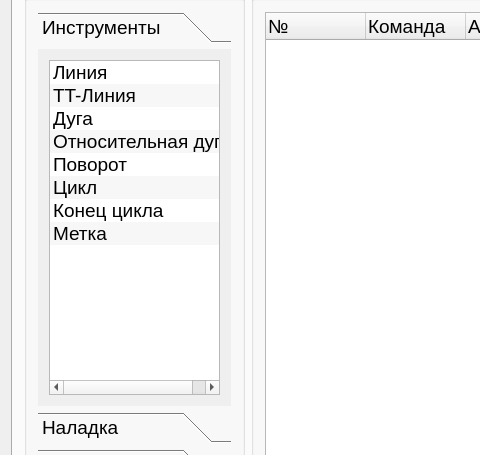
Qt form KAMEditor/gui/mainwindow.ui (Xtail96/SML) before a commit; both pictures show x 0 to 480 and y 188 to 643 of the 1393 by 728 pixel window.
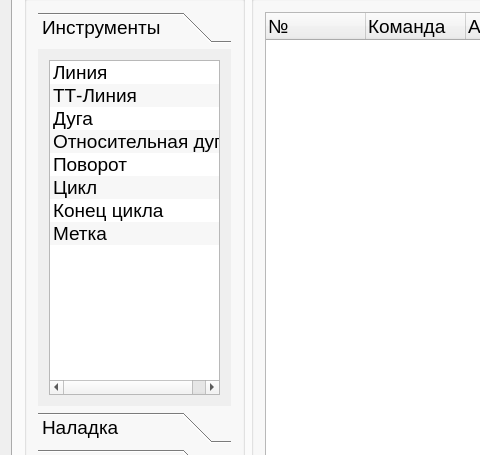
The same form after that commit. Icons and pictures are not drawn.

Commit message: исправлены ошибки в имени команды ТТ-Линия

```diff
--- a/KAMEditor/gui/mainwindow.ui
+++ b/KAMEditor/gui/mainwindow.ui
@@ -460,7 +460,7 @@
                  </item>
                  <item>
                   <property name="text">
-                   <string>TT-Линия</string>
+                   <string>ТТ-Линия</string>
                   </property>
                  </item>
                  <item>
```
Left out of the diff: 120 changed lines with no effect on the pictures. The commit also changes 2 other files.
